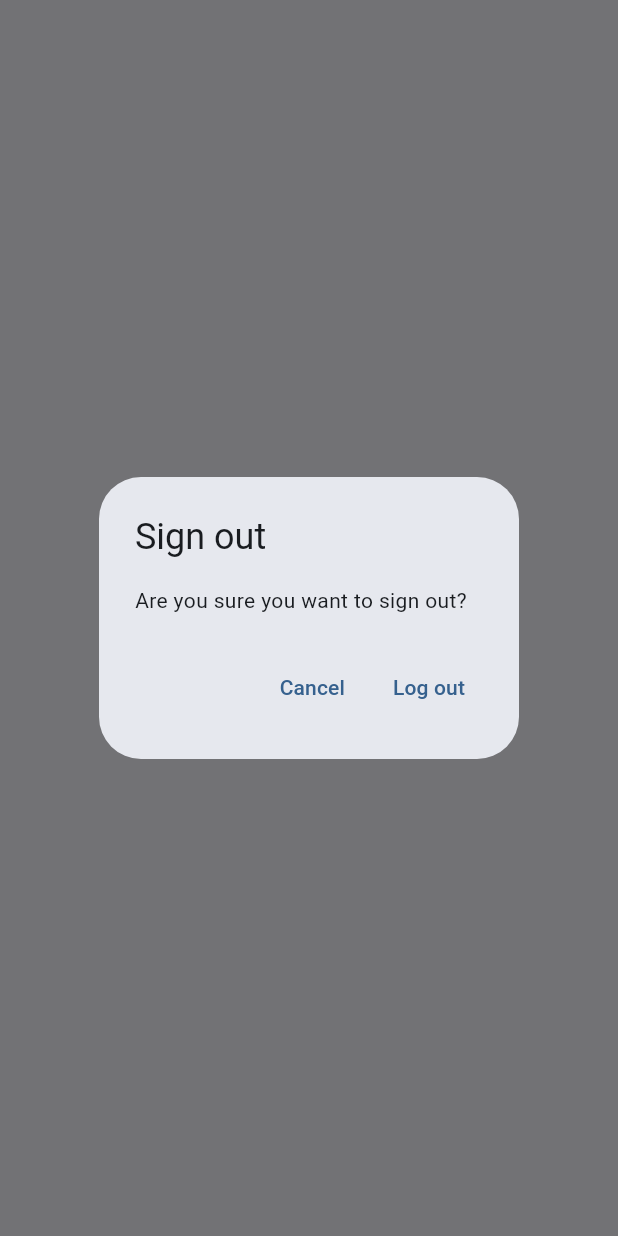
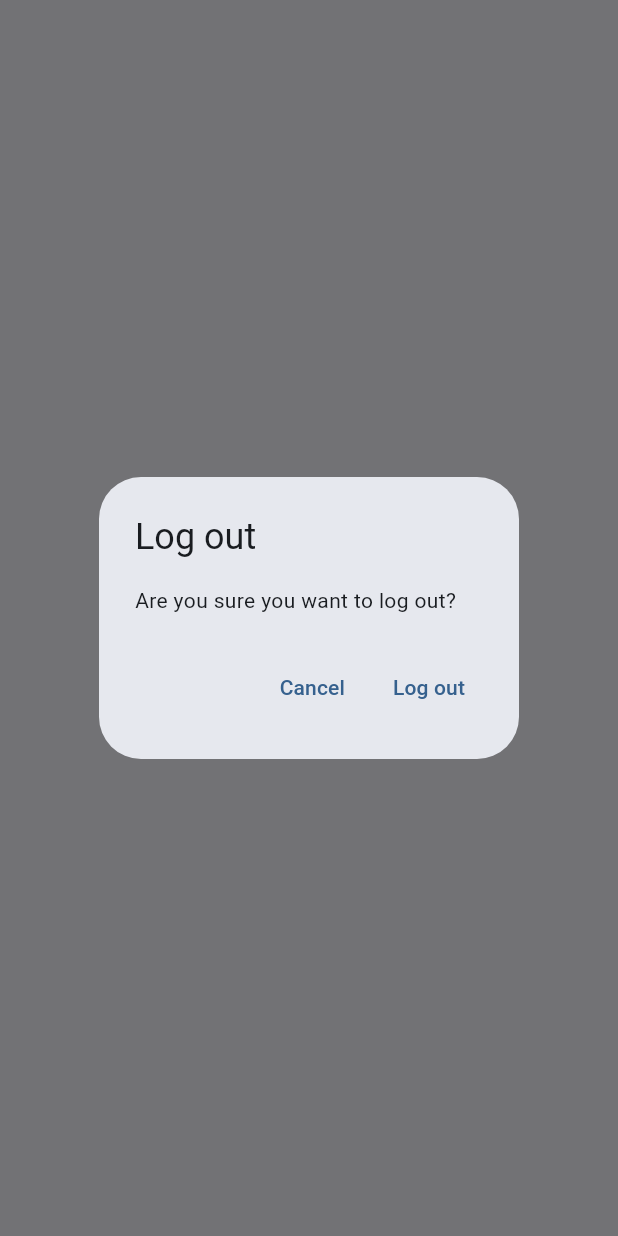
Before and after one commit to edwarmv/mynotes, a Flutter app: what showLogOutDialog() shows on an empty page, opened directly, on a phone screen of 412 x 824 dp. Run offline on Flutter 3.47's test engine with Material 2 defaults, Android fonts, the phone set to English and light mode, and no system bars; our stand-ins replace firebase_auth, firebase_core, sqflite; accounts and stored records are empty; network calls fail.

Commit message:
feat: step-16

```diff
--- /dev/null
+++ b/lib/utilities/dialogs/generic_dialog.dart
@@ -0,0 +1,33 @@
+import 'package:flutter/material.dart';
+
+typedef DialogOptionBuilder<T> = Map<String, T?> Function();
+
+Future<T?> showGenericDialog<T>({
+  required BuildContext context,
+  required String title,
+  required String content,
+  required DialogOptionBuilder optionsBuilder,
+}) {
+  final options = optionsBuilder();
+  return showDialog(
+      context: context,
+      builder: (context) {
+        return AlertDialog(
+          title: Text(title),
+          content: Text(content),
+          actions: options.keys.map((optionTitle) {
+            final T value = options[optionTitle];
+            return TextButton(
+              onPressed: () {
+                if (value != null) {
+                  Navigator.of(context).pop(value);
+                } else {
+                  Navigator.of(context).pop();
+                }
+              },
+              child: Text(optionTitle),
+            );
+          }).toList(),
+        );
+      });
+}
--- /dev/null
+++ b/lib/utilities/dialogs/logout_dialog.dart
@@ -0,0 +1,16 @@
+import 'package:flutter/widgets.dart';
+import 'package:mynotes/utilities/dialogs/generic_dialog.dart';
+
+Future<bool> showLogOutDialog(BuildContext context) {
+  return showGenericDialog(
+    context: context,
+    title: 'Log out',
+    content: 'Are you sure you want to log out?',
+    optionsBuilder: () => {
+      'Cancel': false,
+      'Log out': true,
+    },
+  ).then(
+    (value) => value ?? false,
+  );
+}
--- a/lib/views/login_view.dart
+++ b/lib/views/login_view.dart
@@ -1,9 +1,8 @@
 import 'package:flutter/material.dart';
-
 import 'package:mynotes/constants/routes.dart';
 import 'package:mynotes/services/auth/auth_exceptions.dart';
 import 'package:mynotes/services/auth/auth_service.dart';
-import 'package:mynotes/utilities/show_error_dialog.dart';
+import 'package:mynotes/utilities/dialogs/error_dialog.dart';
 
 class LoginView extends StatefulWidget {
   const LoginView({Key? key}) : super(key: key);
--- a/lib/views/notes/new_note_view.dart
+++ b/lib/views/notes/new_note_view.dart
@@ -1,4 +1,3 @@
-import 'package:flutter/foundation.dart';
 import 'package:flutter/material.dart';
 import 'package:mynotes/services/auth/auth_service.dart';
 import 'package:mynotes/services/curd/notes_services.dart';
--- a/lib/views/notes/notes_view.dart
+++ b/lib/views/notes/notes_view.dart
@@ -3,6 +3,8 @@ import 'package:mynotes/constants/routes.dart';
 import 'package:mynotes/enums/menu_action.dart';
 import 'package:mynotes/services/auth/auth_service.dart';
 import 'package:mynotes/services/curd/notes_services.dart';
+import 'package:mynotes/utilities/dialogs/logout_dialog.dart';
+import 'package:mynotes/views/notes/notes_list_view.dart';
 
 class NotesView extends StatefulWidget {
   const NotesView({super.key});
@@ -63,19 +65,11 @@ class _NotesViewState extends State<NotesView> {
                     case ConnectionState.waiting:
                     case ConnectionState.active:
                       if (snapshot.hasData) {
-                        final allNotes = snapshot.data;
-                        return ListView.builder(
-                          itemCount: allNotes!.length,
-                          itemBuilder: (context, index) {
-                            final note = allNotes[index];
-                            return ListTile(
-                              title: Text(
-                                note.text,
-                                maxLines: 1,
-                                softWrap: true,
-                                overflow: TextOverflow.ellipsis,
-                              ),
-                            );
+                        final allNotes = snapshot.data!;
+                        return NotesListView(
+                          notes: allNotes,
+                          onDeleteNote: (note) async {
+                            await _notesService.deleteNote(id: note.id);
                           },
                         );
                       } else {
@@ -96,27 +90,3 @@ class _NotesViewState extends State<NotesView> {
     );
   }
 }
-
-Future<bool> showLogOutDialog(BuildContext context) {
-  return showDialog<bool>(
-    context: context,
-    builder: (context) {
-      return AlertDialog(
-        title: const Text('Sign out'),
-        content: const Text('Are you sure you want to sign out?'),
-        actions: [
-          TextButton(
-              onPressed: () {
-                Navigator.of(context).pop(false);
-              },
-              child: const Text('Cancel')),
-          TextButton(
-              onPressed: () {
-                Navigator.of(context).pop(true);
-              },
-              child: const Text('Log out'))
-        ],
-      );
-    },
-  ).then((value) => value ?? false);
-}
--- a/lib/views/register_view.dart
+++ b/lib/views/register_view.dart
@@ -1,9 +1,8 @@
 import 'package:flutter/material.dart';
-
 import 'package:mynotes/constants/routes.dart';
 import 'package:mynotes/services/auth/auth_exceptions.dart';
 import 'package:mynotes/services/auth/auth_service.dart';
-import 'package:mynotes/utilities/show_error_dialog.dart';
+import 'package:mynotes/utilities/dialogs/error_dialog.dart';
 
 class RegisterView extends StatefulWidget {
   const RegisterView({Key? key}) : super(key: key);
```
Also changed, not shown: lib/utilities/dialogs/delete_dialog.dart (added, +16 -0 lines), lib/utilities/dialogs/error_dialog.dart (added, +16 -0 lines), lib/utilities/show_error_dialog.dart (deleted, +0 -21 lines), lib/views/notes/notes_list_view.dart (added, +42 -0 lines).
